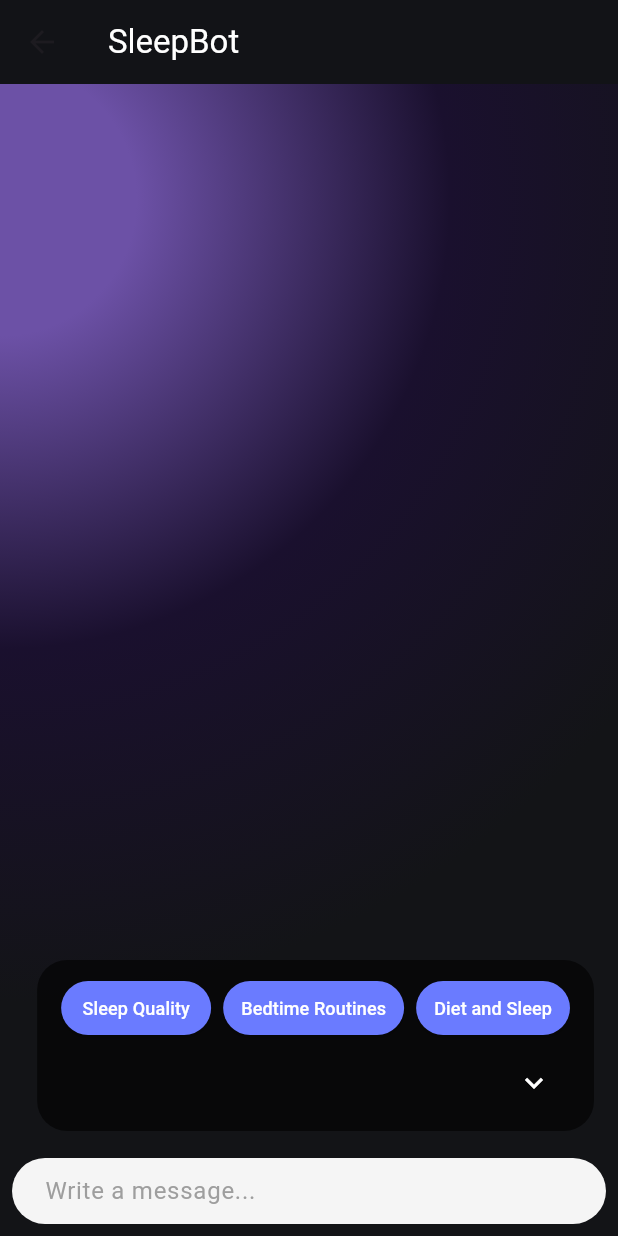
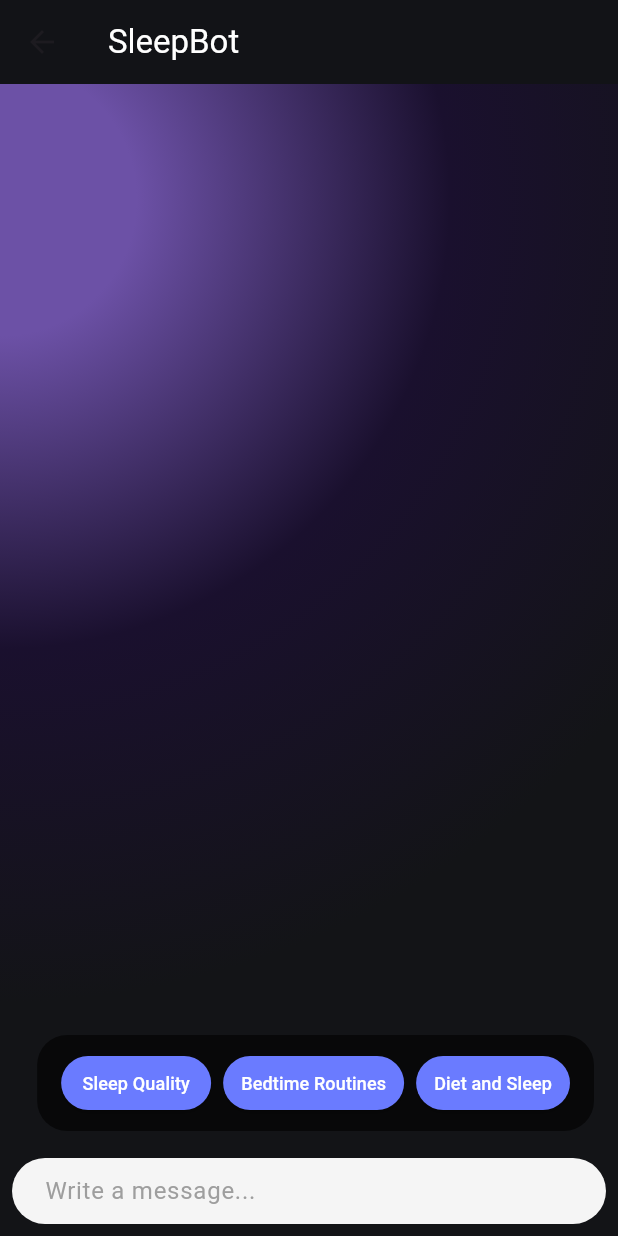
Before and after one commit to punipyuni/SleepPal, a Flutter app: the Chatgpt screen opened directly, on a phone screen of 412 x 824 dp. Run offline on Flutter 3.47's test engine with Material 3 defaults, Android fonts, the phone set to English and light mode, and no system bars; drawn by our look-alikes of dash_chat_2; our stand-ins replace fl_chart, velocity_x; missing offline and left inert: health; network calls fail.

Commit message:
Update prompt button

```diff
--- a/lib/pages/chatGPT.dart
+++ b/lib/pages/chatGPT.dart
@@ -4,8 +4,6 @@ import 'dart:convert'; // For encoding/decoding JSON
 import 'package:http/http.dart' as http;
 import 'package:sleeppal_update/const.dart';
 import 'package:sleeppal_update/utils/app_color.utils.dart'; // For making HTTP requests
-import 'package:dash_chat_2/dash_chat_2.dart';
-
 
 class Chatgpt extends StatefulWidget {
   const Chatgpt({super.key});
@@ -22,7 +20,7 @@ List<ChatMessage> messages = <ChatMessage>[];
 List<ChatUser> typingUsers = <ChatUser>[];
 
 class _ChatgptState extends State<Chatgpt> {
-  bool _isExpanded = true;
+  bool _showPromptButtons = true; // Control visibility of prompt buttons
 
   @override
   Widget build(BuildContext context) {
@@ -53,10 +51,11 @@ class _ChatgptState extends State<Chatgpt> {
               },
               messages: messages,
             ),
+            if (_showPromptButtons) // Show prompt buttons conditionally
               Positioned(
                 bottom: 70, // Adjust this value as needed
                 right: 16,
-              child: _isExpanded ? _buildExpandedButtons() : _buildToggleButton(),
+                child: _buildExpandedButtons(),
               ),
           ],
         ),
@@ -85,34 +84,8 @@ class _ChatgptState extends State<Chatgpt> {
               _buildPromptButton("Diet and Sleep", "How does diet affect sleep?"),
             ],
           ),
-    SizedBox(height: 2),
-    Center( // Center the IconButton
-      child: IconButton(
-        icon: Icon(Icons.keyboard_arrow_down, color: Colors.white),
-        onPressed: () {
-          setState(() {
-            _isExpanded = false;
-          });
-        },
-        padding: EdgeInsets.zero,
-        constraints: BoxConstraints(),
-        iconSize: 24,
-      ),
-    ),
         ],
       ),
-    );
-  }
-
-  Widget _buildToggleButton() {
-    return FloatingActionButton(
-      onPressed: () {
-        setState(() {
-          _isExpanded = true;
-        });
-      },
-      child: Icon(Icons.lightbulb_outline),
-      backgroundColor: Color(0xFF6A7BFF),
     );
   }
 
@@ -121,7 +94,7 @@ class _ChatgptState extends State<Chatgpt> {
       onPressed: () {
         _sendPrompt(prompt);
         setState(() {
-          _isExpanded = false;
+          _showPromptButtons = false; // Hide buttons after tap
         });
       },
       child: Text(
@@ -145,6 +118,7 @@ class _ChatgptState extends State<Chatgpt> {
     );
     getChatResponse(message);
   }
+
   Future<void> getChatResponse(ChatMessage m) async {
     setState(() {
       messages.insert(0, m);
```
Lines whose indentation alone changed are shown as unchanged.
